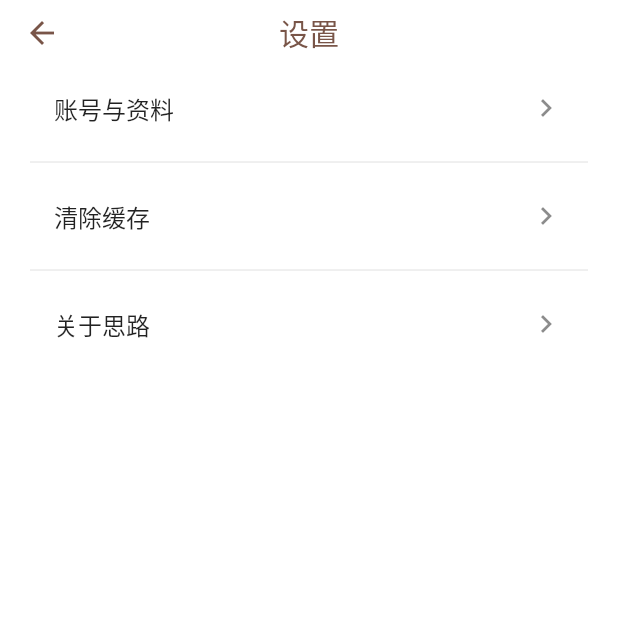
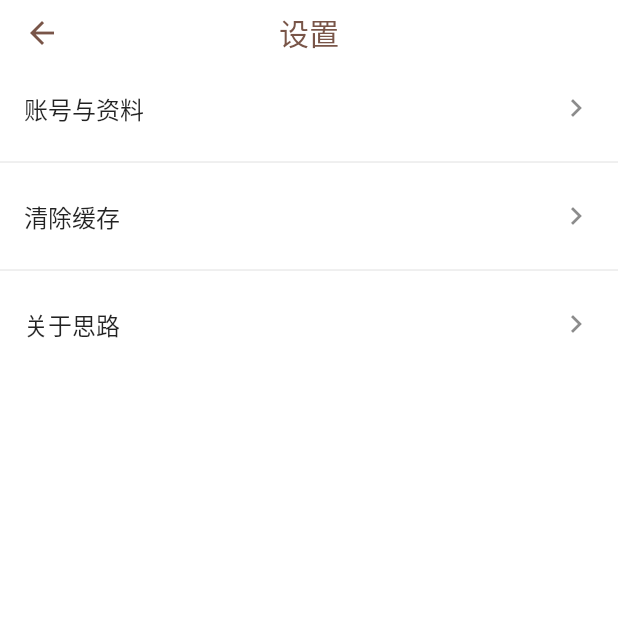
Before and after one commit to mulin-xml/silu, a Flutter app: the screen it shows after launch, item 4 of the bottom bar chosen, after a tap on the "settings" icon, on a phone screen of 412 x 824 dp, the top half of it. Run offline on Flutter 3.47's test engine with Material 2 defaults, Android fonts, the phone set to English and light mode, and no system bars; our stand-ins replace dio, flutter_swiper_null_safety, fluttertoast, image_picker, permission_handler, shared_preferences; missing offline and left inert: amap_flutter_base, amap_flutter_location, amap_flutter_map, crop_your_image; network calls fail.

Commit message:
增加关注功能

```diff
--- a/lib/main.dart
+++ b/lib/main.dart
@@ -8,6 +8,7 @@ import 'package:flutter_localizations/flutter_localizations.dart';
 
 import 'package:silu/pages/edit_blog_page.dart';
 import 'package:silu/pages/homepage_discover.dart';
+import 'package:silu/pages/homepage_message.dart';
 import 'package:silu/pages/homepage_self.dart';
 import 'package:silu/pages/login_page.dart';
 import 'package:silu/pages/homepage_follow.dart';
@@ -53,7 +54,7 @@ class _MyHomePageState extends State<MyHomePage> {
   final pages = [
     const DiscoverPage(),
     const FollowPage(),
-    const Text('Message Page.'),
+    const MessagePage(),
     const SelfPage(),
   ];
 
--- a/lib/pages/config_page.dart
+++ b/lib/pages/config_page.dart
@@ -32,7 +32,6 @@ class _ConfigPageState extends State<ConfigPage> {
         elevation: 0,
       ),
       body: ListView(
-        padding: const EdgeInsets.symmetric(horizontal: 20),
         children: [
           commonItem(
             title: '账号与资料',
@@ -56,17 +55,20 @@ class _ConfigPageState extends State<ConfigPage> {
           const Divider(),
           commonItem(title: '关于思路'),
           const SizedBox(height: 50),
-          isLogin
-              ? ElevatedButton(
-                  style: ButtonStyle(shape: MaterialStateProperty.all(RoundedRectangleBorder(borderRadius: BorderRadius.circular(30)))),
-                  child: const Text('退出登录'),
-                  onPressed: () {},
-                )
-              : Container(),
+          Padding(
+            padding: const EdgeInsets.symmetric(horizontal: 20),
+            child: isLogin ? signOutButton : Container(),
+          )
         ],
       ),
     );
   }
+
+  final signOutButton = ElevatedButton(
+    style: ButtonStyle(shape: MaterialStateProperty.all(RoundedRectangleBorder(borderRadius: BorderRadius.circular(30)))),
+    child: const Text('退出登录'),
+    onPressed: signOut,
+  );
 
   Widget commonItem({String? title, onTap}) {
     return ListTile(
--- a/lib/pages/homepage_follow.dart
+++ b/lib/pages/homepage_follow.dart
@@ -58,15 +58,18 @@ class _FollowPageState extends State<FollowPage> with AutomaticKeepAliveClientMi
     var data = {
       'offset': 0,
       'limit': 500,
-      'login_user_id': (sp.getBool('is_login') ?? false) ? sp.getString('user_id') : '-1',
+      'login_user_id': sp.getString('user_id') ?? '-1',
     };
-    var rsp = await SiluRequest().post('get_activity_list', data);
+    var rsp = await SiluRequest().post('get_follow_activity_list', data);
     if (rsp.statusCode == HttpStatus.ok) {
       List activityList = rsp.data['activityList'];
       for (Map<String, dynamic> elm in activityList) {
         _viewItems.add(BlogItemView(Blog(elm), false));
       }
     }
+    if (_viewItems.isEmpty) {
+      _viewItems.add(const Center(child: Text('还没有关注的内容哦', textScaleFactor: 1.2)));
+    }
     setState(() {});
   }
 }
--- /dev/null
+++ b/lib/pages/homepage_message.dart
@@ -0,0 +1,41 @@
+// ignore_for_file: avoid_print
+
+import 'package:flutter/material.dart';
+
+import 'package:silu/widgets/appbar_view.dart';
+
+class MessagePage extends StatefulWidget {
+  const MessagePage({Key? key}) : super(key: key);
+
+  @override
+  State<MessagePage> createState() => _MessagePageState();
+}
+
+class _MessagePageState extends State<MessagePage> with AutomaticKeepAliveClientMixin {
+  @override
+  bool get wantKeepAlive => true;
+
+  @override
+  void initState() {
+    super.initState();
+    updatePage();
+  }
+
+  @override
+  Widget build(BuildContext context) {
+    super.build(context);
+    return Scaffold(
+      appBar: appBarView('消息'),
+      body: RefreshIndicator(
+        child: Container(),
+        onRefresh: () async {
+          updatePage();
+        },
+      ),
+    );
+  }
+
+  updatePage() async {
+    setState(() {});
+  }
+}
--- a/lib/pages/homepage_self.dart
+++ b/lib/pages/homepage_self.dart
@@ -75,7 +75,6 @@ class _SelfPageState extends State<SelfPage> with AutomaticKeepAliveClientMixin
   }
 
   updatePage() {
-    print('update');
     setState(() {});
   }
 }
```
Also changed, not shown: lib/pages/blog_detail_page.dart (renamed from lib/pages/blog_view_page.dart, +17 -7 lines), lib/pages/edit_user_info_page.dart (+7 -5 lines), lib/utils.dart (+6 -2 lines), lib/widgets/blog_view.dart (+35 -36 lines), lib/widgets/follow_button.dart (+56 -11 lines), lib/widgets/user_topbar.dart (+14 -11 lines), lib/widgets/user_view.dart (+23 -7 lines).
